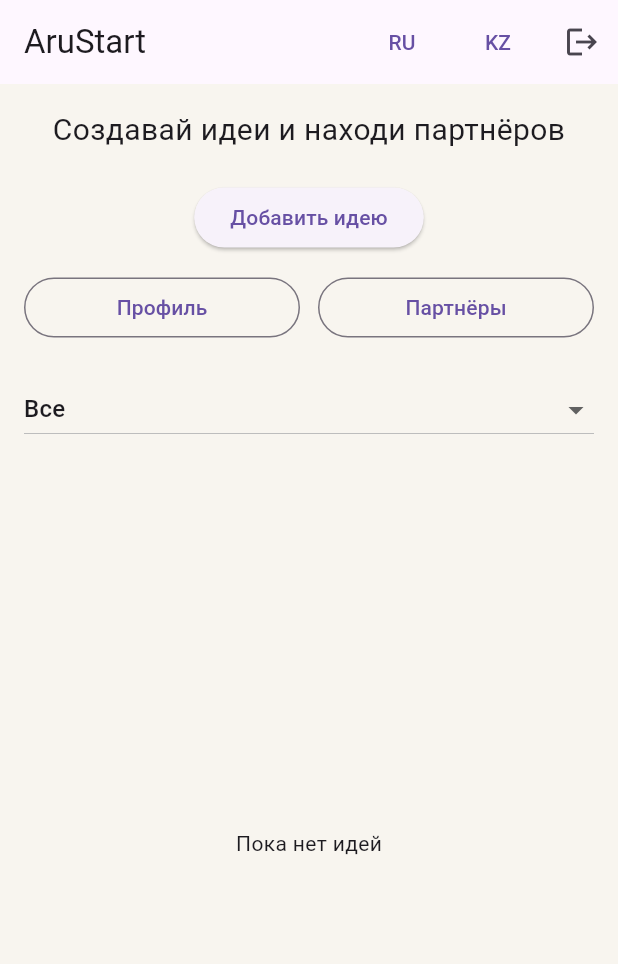
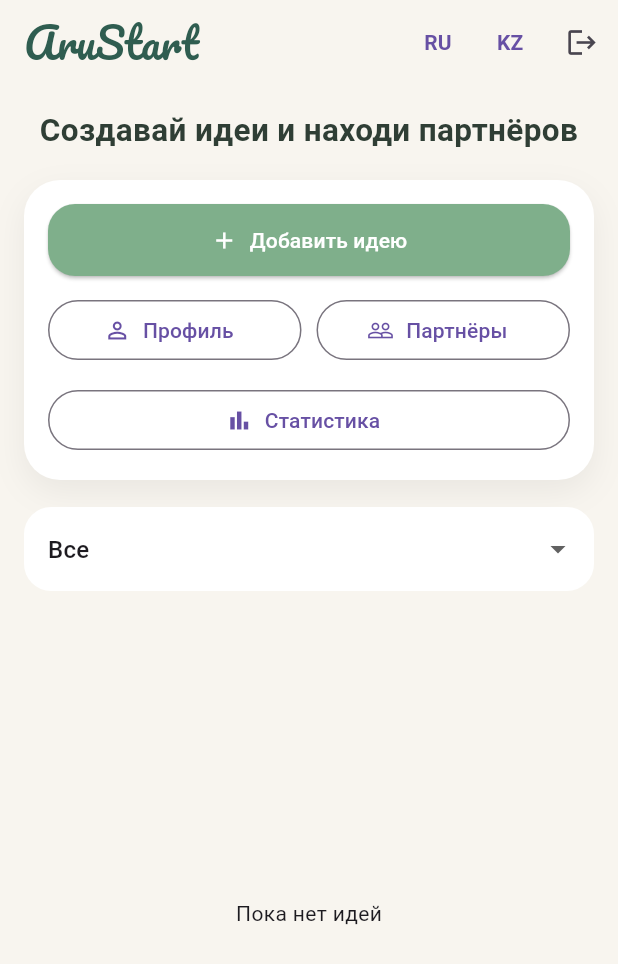
Before and after one commit to AruUkenova/AruStart, a Flutter app: the HomeScreen screen opened directly, on a phone screen of 412 x 824 dp. Shown: the top 964 px of the screen. Run offline on Flutter 3.47's test engine with Material 3 defaults, Android fonts, the phone set to English and light mode, and no system bars; our stand-ins replace cloud_firestore, firebase_auth, firebase_core, fl_chart, flutter_riverpod, google_fonts; accounts and stored records are empty.

Commit message:
8 times: developing Homescreen

```diff
--- a/lib/presentation/home/home_screen.dart
+++ b/lib/presentation/home/home_screen.dart
@@ -2,12 +2,14 @@ import 'package:cloud_firestore/cloud_firestore.dart';
 import 'package:firebase_auth/firebase_auth.dart';
 import 'package:flutter/material.dart';
 import 'package:flutter_riverpod/flutter_riverpod.dart';
+import 'package:google_fonts/google_fonts.dart';
 
 import '../../core/localization/app_strings.dart';
 import '../../core/localization/language_provider.dart';
 import '../auth/login_screen.dart';
 import '../partners/partner_search_screen.dart';
 import '../profile/profile_screen.dart';
+import '../statistics/statistics_screen.dart';
 
 class HomeScreen extends ConsumerStatefulWidget {
   const HomeScreen({super.key});
@@ -93,6 +95,9 @@ class _HomeScreenState extends ConsumerState<HomeScreen> {
         return StatefulBuilder(
           builder: (context, setDialogState) {
             return AlertDialog(
+              shape: RoundedRectangleBorder(
+                borderRadius: BorderRadius.circular(24),
+              ),
               title: Text(lang == 'kk' ? 'Идея қосу' : 'Добавить идею'),
               content: Column(
                 mainAxisSize: MainAxisSize.min,
@@ -183,6 +188,9 @@ class _HomeScreenState extends ConsumerState<HomeScreen> {
         return StatefulBuilder(
           builder: (context, setDialogState) {
             return AlertDialog(
+              shape: RoundedRectangleBorder(
+                borderRadius: BorderRadius.circular(24),
+              ),
               title: Text(
                 lang == 'kk' ? 'Идеяны өзгерту' : 'Редактировать идею',
               ),
@@ -260,23 +268,47 @@ class _HomeScreenState extends ConsumerState<HomeScreen> {
     final user = FirebaseAuth.instance.currentUser;
 
     return Scaffold(
+      backgroundColor: const Color(0xFFF8F5EF),
       appBar: AppBar(
-        title: const Text('AruStart'),
+        backgroundColor: const Color(0xFFF8F5EF),
+        elevation: 0,
+        titleSpacing: 16,
+        title: Text(
+          'AruStart',
+          style: GoogleFonts.pacifico(
+            fontSize: 28,
+            color: const Color(0xFF2F5D50),
+          ),
+        ),
         actions: [
           TextButton(
+            style: TextButton.styleFrom(
+              padding: const EdgeInsets.symmetric(horizontal: 4),
+              minimumSize: const Size(34, 34),
+            ),
             onPressed: () {
               ref.read(languageProvider.notifier).state = const Locale('ru');
             },
-            child: const Text('RU'),
+            child: const Text(
+              'RU',
+              style: TextStyle(fontWeight: FontWeight.bold),
+            ),
           ),
           TextButton(
+            style: TextButton.styleFrom(
+              padding: const EdgeInsets.symmetric(horizontal: 4),
+              minimumSize: const Size(34, 34),
+            ),
             onPressed: () {
               ref.read(languageProvider.notifier).state = const Locale('kk');
             },
-            child: const Text('KZ'),
+            child: const Text(
+              'KZ',
+              style: TextStyle(fontWeight: FontWeight.bold),
+            ),
           ),
           IconButton(
-            icon: const Icon(Icons.logout),
+            icon: const Icon(Icons.logout, size: 22),
             onPressed: () async {
               await FirebaseAuth.instance.signOut();
 
@@ -298,21 +330,54 @@ class _HomeScreenState extends ConsumerState<HomeScreen> {
           children: [
             Text(
               AppStrings.appTitle(lang),
-              style: const TextStyle(fontSize: 20),
+              style: const TextStyle(
+                fontSize: 21,
+                fontWeight: FontWeight.w700,
+                color: Color(0xFF2F3E35),
+              ),
               textAlign: TextAlign.center,
             ),
-            const SizedBox(height: 20),
-            ElevatedButton(
+            const SizedBox(height: 18),
+
+            Container(
+              width: double.infinity,
+              padding: const EdgeInsets.all(16),
+              decoration: BoxDecoration(
+                color: Colors.white,
+                borderRadius: BorderRadius.circular(24),
+                boxShadow: [
+                  BoxShadow(
+                    color: Colors.black.withValues(alpha: 0.06),
+                    blurRadius: 18,
+                    offset: const Offset(0, 8),
+                  ),
+                ],
+              ),
+              child: Column(
+                children: [
+                  SizedBox(
+                    width: double.infinity,
+                    child: ElevatedButton.icon(
+                      style: ElevatedButton.styleFrom(
+                        backgroundColor: const Color(0xFF7FAF8B),
+                        foregroundColor: Colors.white,
+                        padding: const EdgeInsets.symmetric(vertical: 14),
+                        shape: RoundedRectangleBorder(
+                          borderRadius: BorderRadius.circular(18),
+                        ),
+                      ),
                       onPressed: () {
                         showAddIdeaDialog(lang);
                       },
-              child: Text(AppStrings.addIdea(lang)),
+                      icon: const Icon(Icons.add),
+                      label: Text(AppStrings.addIdea(lang)),
+                    ),
                   ),
                   const SizedBox(height: 12),
                   Row(
                     children: [
                       Expanded(
-                  child: OutlinedButton(
+                        child: OutlinedButton.icon(
                           onPressed: () {
                             Navigator.push(
                               context,
@@ -321,12 +386,13 @@ class _HomeScreenState extends ConsumerState<HomeScreen> {
                               ),
                             );
                           },
-                    child: const Text('Профиль'),
+                          icon: const Icon(Icons.person_outline),
+                          label: const Text('Профиль'),
                         ),
                       ),
-                const SizedBox(width: 12),
+                      const SizedBox(width: 10),
                       Expanded(
-                  child: OutlinedButton(
+                        child: OutlinedButton.icon(
                           onPressed: () {
                             Navigator.push(
                               context,
@@ -335,19 +401,48 @@ class _HomeScreenState extends ConsumerState<HomeScreen> {
                               ),
                             );
                           },
-                    child: Text(lang == 'kk' ? 'Серіктестер' : 'Партнёры'),
+                          icon: const Icon(Icons.people_outline),
+                          label: Text(
+                            lang == 'kk' ? 'Серіктестер' : 'Партнёры',
+                          ),
                         ),
                       ),
                     ],
                   ),
-            const SizedBox(height: 20),
-            DropdownButton<int?>(
-              value: filterCategoryIndex,
-              isExpanded: true,
-              hint: Text(
-                lang == 'kk'
+                  const SizedBox(height: 12),
+                  SizedBox(
+                    width: double.infinity,
+                    child: OutlinedButton.icon(
+                      onPressed: () {
+                        Navigator.push(
+                          context,
+                          MaterialPageRoute(
+                            builder: (_) => StatisticsScreen(lang: lang),
+                          ),
+                        );
+                      },
+                      icon: const Icon(Icons.bar_chart),
+                      label: const Text('Статистика'),
+                    ),
+                  ),
+                ],
+              ),
+            ),
+
+            const SizedBox(height: 18),
+
+            DropdownButtonFormField<int?>(
+              initialValue: filterCategoryIndex,
+              decoration: InputDecoration(
+                filled: true,
+                fillColor: Colors.white,
+                hintText: lang == 'kk'
                     ? 'Категория бойынша сүзу'
                     : 'Фильтр по категории',
+                border: OutlineInputBorder(
+                  borderRadius: BorderRadius.circular(18),
+                  borderSide: BorderSide.none,
+                ),
               ),
               items: [
                 DropdownMenuItem<int?>(
@@ -369,7 +464,9 @@ class _HomeScreenState extends ConsumerState<HomeScreen> {
                 });
               },
             ),
-            const SizedBox(height: 20),
+
+            const SizedBox(height: 16),
+
             Expanded(
               child: StreamBuilder<QuerySnapshot>(
                 stream: FirebaseFirestore.instance
@@ -422,6 +519,11 @@ class _HomeScreenState extends ConsumerState<HomeScreen> {
                           : idea['categoryRu'];
 
                       return Card(
+                        elevation: 0,
+                        color: Colors.white,
+                        shape: RoundedRectangleBorder(
+                          borderRadius: BorderRadius.circular(20),
+                        ),
                         child: ListTile(
                           contentPadding: const EdgeInsets.only(
                             left: 16,
@@ -429,7 +531,12 @@ class _HomeScreenState extends ConsumerState<HomeScreen> {
                             top: 8,
                             bottom: 8,
                           ),
-                          title: Text(idea['title'] ?? ''),
+                          title: Text(
+                            idea['title'] ?? '',
+                            style: const TextStyle(
+                              fontWeight: FontWeight.bold,
+                            ),
+                          ),
                           subtitle: Text(
                             '${category ?? ''}\n${idea['description'] ?? ''}',
                           ),
@@ -446,7 +553,10 @@ class _HomeScreenState extends ConsumerState<HomeScreen> {
                               padding: EdgeInsets.zero,
                               constraints: const BoxConstraints(),
                               iconSize: 20,
-                              icon: const Icon(Icons.delete_outline),
+                              icon: const Icon(
+                                Icons.delete_outline,
+                                color: Color(0xFFB85C5C),
+                              ),
                               onPressed: () async {
                                 await deleteIdea(doc.id);
                               },
--- a/pubspec.yaml
+++ b/pubspec.yaml
@@ -45,9 +45,12 @@ dependencies:
 
   cloud_firestore: ^4.17.5
 
+  fl_chart: ^0.68.0
+
   # The following adds the Cupertino Icons font to your application.
   # Use with the CupertinoIcons class for iOS style icons.
   cupertino_icons: ^1.0.8
+  google_fonts: ^8.1.0
 
 dev_dependencies:
   flutter_test:
```
Also changed, not shown: lib/presentation/statistics/statistics_screen.dart (added, +211 -0 lines), pubspec.lock, 2 other files. Lines whose indentation alone changed are shown as unchanged.
